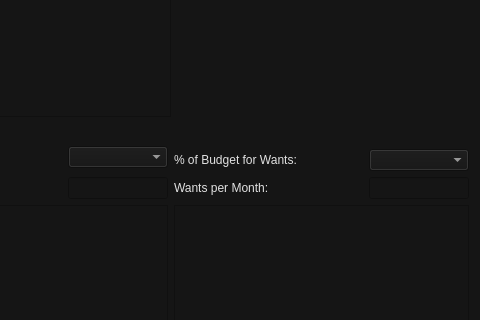
Above: BudgetWidget.ui from Travh98/nance before the change; both pictures show x 139 to 619 and y 324 to 644 of the 619 by 887 pixel window. Below: the same form after it.
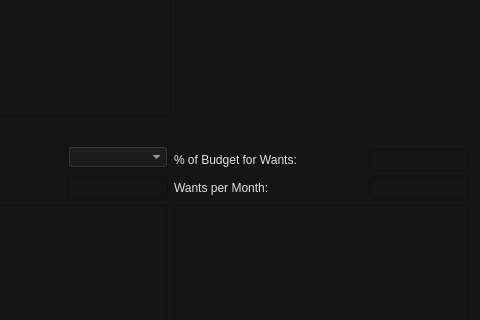
That is the form after the change.

Commit message: Calculates amount available for monthly needs and wants

Patch:
```diff
--- a/BudgetWidget.ui
+++ b/BudgetWidget.ui
@@ -203,12 +203,12 @@
         </widget>
        </item>
        <item>
-        <widget class="QComboBox" name="comboBox_2">
-         <property name="sizePolicy">
-          <sizepolicy hsizetype="Fixed" vsizetype="Fixed">
-           <horstretch>0</horstretch>
-           <verstretch>0</verstretch>
-          </sizepolicy>
+        <widget class="QLineEdit" name="lineEdit_percentForWants">
+         <property name="minimumSize">
+          <size>
+           <width>100</width>
+           <height>0</height>
+          </size>
          </property>
          <property name="maximumSize">
           <size>
@@ -216,6 +216,9 @@
            <height>16777215</height>
           </size>
          </property>
+         <property name="readOnly">
+          <bool>true</bool>
+         </property>
         </widget>
        </item>
       </layout>
```
Left out of the diff: 12 changed lines with no effect on the pictures. The commit also changes 4 other files.
